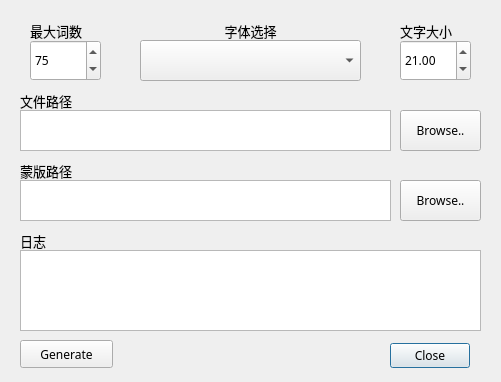
The window that Wordcloud_GUI/main.ui (WMK965/965-Python-Learning-Repo) describes before a commit, drawn with Qt 5.
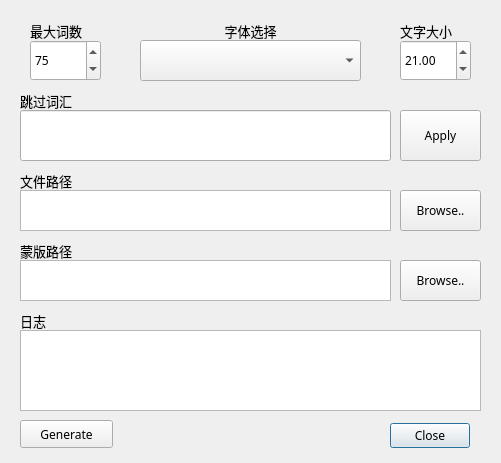
The same window after the commit.

The edit to the form file:
```diff
--- a/Wordcloud_GUI/main.ui
+++ b/Wordcloud_GUI/main.ui
@@ -7,7 +7,7 @@
     <x>0</x>
     <y>0</y>
     <width>501</width>
-    <height>382</height>
+    <height>463</height>
    </rect>
   </property>
   <property name="font">
@@ -25,7 +25,7 @@
    <property name="geometry">
     <rect>
      <x>380</x>
-     <y>340</y>
+     <y>420</y>
      <width>101</width>
      <height>32</height>
     </rect>
@@ -47,7 +47,7 @@
    <property name="geometry">
     <rect>
      <x>400</x>
-     <y>180</y>
+     <y>260</y>
      <width>81</width>
      <height>41</height>
     </rect>
@@ -60,7 +60,7 @@
    <property name="geometry">
     <rect>
      <x>20</x>
-     <y>180</y>
+     <y>260</y>
      <width>371</width>
      <height>41</height>
     </rect>
@@ -70,7 +70,7 @@
    <property name="geometry">
     <rect>
      <x>20</x>
-     <y>160</y>
+     <y>240</y>
      <width>81</width>
      <height>21</height>
     </rect>
@@ -92,7 +92,7 @@
    <property name="geometry">
     <rect>
      <x>20</x>
-     <y>250</y>
+     <y>330</y>
      <width>461</width>
      <height>81</height>
     </rect>
@@ -102,7 +102,7 @@
    <property name="geometry">
     <rect>
      <x>20</x>
-     <y>230</y>
+     <y>310</y>
      <width>81</width>
      <height>21</height>
     </rect>
@@ -124,7 +124,7 @@
    <property name="geometry">
     <rect>
      <x>20</x>
-     <y>110</y>
+     <y>190</y>
      <width>371</width>
      <height>41</height>
     </rect>
@@ -134,7 +134,7 @@
    <property name="geometry">
     <rect>
      <x>400</x>
-     <y>110</y>
+     <y>190</y>
      <width>81</width>
      <height>41</height>
     </rect>
@@ -147,7 +147,7 @@
    <property name="geometry">
     <rect>
      <x>20</x>
-     <y>90</y>
+     <y>170</y>
      <width>81</width>
      <height>21</height>
     </rect>
@@ -273,7 +273,7 @@
    <property name="geometry">
     <rect>
      <x>20</x>
-     <y>340</y>
+     <y>420</y>
      <width>93</width>
      <height>28</height>
     </rect>
@@ -292,6 +292,51 @@
     </rect>
    </property>
   </widget>
+  <widget class="QLabel" name="label_8">
+   <property name="geometry">
+    <rect>
+     <x>20</x>
+     <y>90</y>
+     <width>81</width>
+     <height>21</height>
+    </rect>
+   </property>
+   <property name="font">
+    <font>
+     <family>Adobe 黑体 Std R</family>
+     <pointsize>10</pointsize>
+    </font>
+   </property>
+   <property name="text">
+    <string>跳过词汇</string>
+   </property>
+   <property name="textInteractionFlags">
+    <set>Qt::NoTextInteraction</set>
+   </property>
+  </widget>
+  <widget class="QToolButton" name="StopWordApplyButton">
+   <property name="geometry">
+    <rect>
+     <x>400</x>
+     <y>110</y>
+     <width>81</width>
+     <height>51</height>
+    </rect>
+   </property>
+   <property name="text">
+    <string>Apply</string>
+   </property>
+  </widget>
+  <widget class="QLineEdit" name="StopWordEdit">
+   <property name="geometry">
+    <rect>
+     <x>20</x>
+     <y>110</y>
+     <width>371</width>
+     <height>51</height>
+    </rect>
+   </property>
+  </widget>
  </widget>
  <tabstops>
   <tabstop>MaskChooseButton</tabstop>
```
